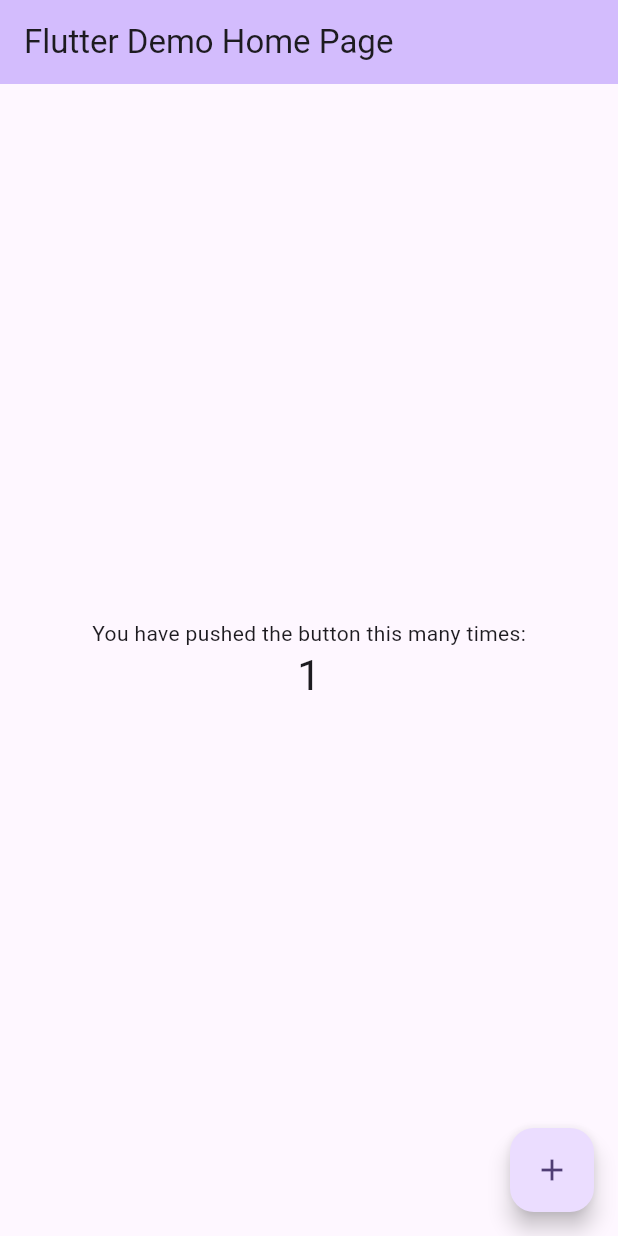
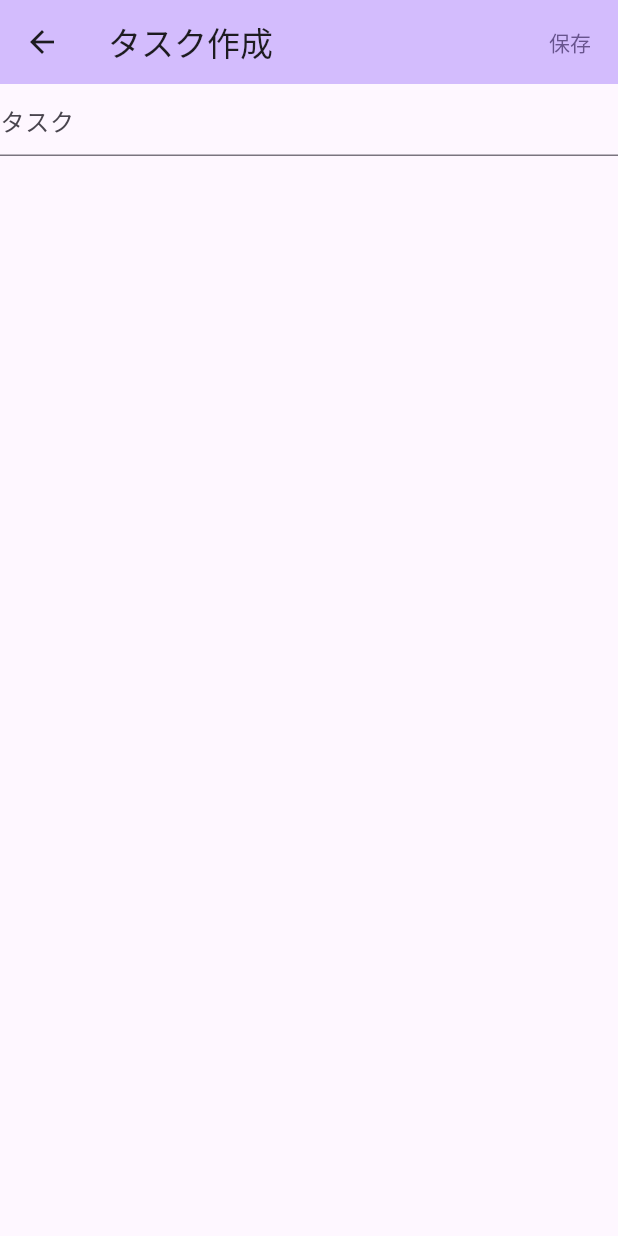
Before and after one commit to uryonym/ynym-portal-flutter, a Flutter app: the screen it shows after launch, after a tap on the "add" icon, on a phone screen of 412 x 824 dp. Run offline on Flutter 3.47's test engine with Material 2 defaults, Android fonts, the phone set to English and light mode, and no system bars; our stand-ins replace firebase_core, sqflite; accounts and stored records are empty.

Commit message:
画面の作成中

```diff
--- a/lib/main.dart
+++ b/lib/main.dart
@@ -1,4 +1,5 @@
 import 'package:flutter/material.dart';
+import 'package:ynym_portal/task/task_list.dart';
 
 void main() {
   runApp(const MyApp());
@@ -7,119 +8,17 @@ void main() {
 class MyApp extends StatelessWidget {
   const MyApp({super.key});
 
-  // This widget is the root of your application.
   @override
   Widget build(BuildContext context) {
     return MaterialApp(
-      title: 'Flutter Demo',
+      title: 'タスク管理',
       theme: ThemeData(
-        // This is the theme of your application.
-        //
-        // TRY THIS: Try running your application with "flutter run". You'll see
-        // the application has a blue toolbar. Then, without quitting the app,
-        // try changing the seedColor in the colorScheme below to Colors.green
-        // and then invoke "hot reload" (save your changes or press the "hot
-        // reload" button in a Flutter-supported IDE, or press "r" if you used
-        // the command line to start the app).
-        //
-        // Notice that the counter didn't reset back to zero; the application
-        // state is not lost during the reload. To reset the state, use hot
-        // restart instead.
-        //
-        // This works for code too, not just values: Most code changes can be
-        // tested with just a hot reload.
         colorScheme: ColorScheme.fromSeed(seedColor: Colors.deepPurple),
         useMaterial3: true,
       ),
-      home: const MyHomePage(title: 'Flutter Demo Home Page'),
+      routes: <String, WidgetBuilder>{
+        '/': (_) => const TaskList(),
+      },
     );
   }
 }
-
-class MyHomePage extends StatefulWidget {
-  const MyHomePage({super.key, required this.title});
-
-  // This widget is the home page of your application. It is stateful, meaning
-  // that it has a State object (defined below) that contains fields that affect
-  // how it looks.
-
-  // This class is the configuration for the state. It holds the values (in this
-  // case the title) provided by the parent (in this case the App widget) and
-  // used by the build method of the State. Fields in a Widget subclass are
-  // always marked "final".
-
-  final String title;
-
-  @override
-  State<MyHomePage> createState() => _MyHomePageState();
-}
-
-class _MyHomePageState extends State<MyHomePage> {
-  int _counter = 0;
-
-  void _incrementCounter() {
-    setState(() {
-      // This call to setState tells the Flutter framework that something has
-      // changed in this State, which causes it to rerun the build method below
-      // so that the display can reflect the updated values. If we changed
-      // _counter without calling setState(), then the build method would not be
-      // called again, and so nothing would appear to happen.
-      _counter++;
-    });
-  }
-
-  @override
-  Widget build(BuildContext context) {
-    // This method is rerun every time setState is called, for instance as done
-    // by the _incrementCounter method above.
-    //
-    // The Flutter framework has been optimized to make rerunning build methods
-    // fast, so that you can just rebuild anything that needs updating rather
-    // than having to individually change instances of widgets.
-    return Scaffold(
-      appBar: AppBar(
-        // TRY THIS: Try changing the color here to a specific color (to
-        // Colors.amber, perhaps?) and trigger a hot reload to see the AppBar
-        // change color while the other colors stay the same.
-        backgroundColor: Theme.of(context).colorScheme.inversePrimary,
-        // Here we take the value from the MyHomePage object that was created by
-        // the App.build method, and use it to set our appbar title.
-        title: Text(widget.title),
-      ),
-      body: Center(
-        // Center is a layout widget. It takes a single child and positions it
-        // in the middle of the parent.
-        child: Column(
-          // Column is also a layout widget. It takes a list of children and
-          // arranges them vertically. By default, it sizes itself to fit its
-          // children horizontally, and tries to be as tall as its parent.
-          //
-          // Column has various properties to control how it sizes itself and
-          // how it positions its children. Here we use mainAxisAlignment to
-          // center the children vertically; the main axis here is the vertical
-          // axis because Columns are vertical (the cross axis would be
-          // horizontal).
-          //
-          // TRY THIS: Invoke "debug painting" (choose the "Toggle Debug Paint"
-          // action in the IDE, or press "p" in the console), to see the
-          // wireframe for each widget.
-          mainAxisAlignment: MainAxisAlignment.center,
-          children: <Widget>[
-            const Text(
-              'You have pushed the button this many times:',
-            ),
-            Text(
-              '$_counter',
-              style: Theme.of(context).textTheme.headlineMedium,
-            ),
-          ],
-        ),
-      ),
-      floatingActionButton: FloatingActionButton(
-        onPressed: _incrementCounter,
-        tooltip: 'Increment',
-        child: const Icon(Icons.add),
-      ), // This trailing comma makes auto-formatting nicer for build methods.
-    );
-  }
-}
--- a/lib/model/db_helper.dart
+++ b/lib/model/db_helper.dart
@@ -32,7 +32,7 @@ class DbHelper {
 
   Future _onCreate(Database database, int version) async {
     await database.execute('''
-      CREATE TABLE tasks('
+      CREATE TABLE tasks(
         _id INTEGER PRIMARY KEY AUTOINCREMENT,
         title TEXT,
         isComplete BOOLEAN,
--- /dev/null
+++ b/lib/task/task_list.dart
@@ -0,0 +1,62 @@
+import 'package:flutter/material.dart';
+import 'package:ynym_portal/model/db_helper.dart';
+import 'package:ynym_portal/model/task.dart';
+import 'package:ynym_portal/task/task_new.dart';
+
+class TaskList extends StatefulWidget {
+  const TaskList({super.key});
+
+  @override
+  State<TaskList> createState() => _TaskListPageState();
+}
+
+class _TaskListPageState extends State<TaskList> {
+  List<Task> taskList = [];
+  bool isLoading = false;
+
+  @override
+  void initState() {
+    super.initState();
+    getTasksList();
+  }
+
+  Future getTasksList() async {
+    setState(() => isLoading = true);
+    taskList = await DbHelper.instance.selectAllTasks();
+    setState(() => isLoading = false);
+  }
+
+  @override
+  Widget build(BuildContext context) {
+    return Scaffold(
+      appBar: AppBar(
+        backgroundColor: Theme.of(context).colorScheme.inversePrimary,
+        title: const Text('タスク一覧'),
+      ),
+      body: SafeArea(
+        child: isLoading
+            ? const Center(
+                child: CircularProgressIndicator(),
+              )
+            : SizedBox(
+                child: ListView.builder(
+                  itemCount: taskList.length,
+                  itemBuilder: (BuildContext context, int index) {
+                    final task = taskList[index];
+                    return ListTile(
+                      leading: Text(task.title),
+                    );
+                  },
+                ),
+              ),
+      ),
+      floatingActionButton: FloatingActionButton(
+        onPressed: () async {
+          await Navigator.of(context)
+              .push(MaterialPageRoute(builder: (context) => const TaskNew()));
+        },
+        child: const Icon(Icons.add),
+      ), // This trailing comma makes auto-formatting nicer for build methods.
+    );
+  }
+}
--- /dev/null
+++ b/lib/task/task_new.dart
@@ -0,0 +1,53 @@
+import 'package:flutter/material.dart';
+import 'package:ynym_portal/model/db_helper.dart';
+import 'package:ynym_portal/model/task.dart';
+
+class TaskNew extends StatefulWidget {
+  const TaskNew({super.key});
+
+  @override
+  State<TaskNew> createState() => _TaskNewState();
+}
+
+class _TaskNewState extends State<TaskNew> {
+  late int id;
+  late String title;
+  late bool isComplete;
+  late DateTime createdAt;
+
+  @override
+  void initState() {
+    super.initState();
+    title = "";
+    isComplete = false;
+    createdAt = DateTime.now();
+  }
+
+  @override
+  Widget build(BuildContext context) {
+    return Scaffold(
+        appBar: AppBar(
+          backgroundColor: Theme.of(context).colorScheme.inversePrimary,
+          title: const Text('タスク作成'),
+          actions: [TextButton(onPressed: createTask, child: const Text("保存"))],
+        ),
+        body: SafeArea(
+          child: Column(
+            children: [
+              TextFormField(
+                maxLines: 1,
+                initialValue: title,
+                decoration: const InputDecoration(hintText: "タスク"),
+                onChanged: (title) => setState(() => this.title = title),
+              )
+            ],
+          ),
+        ));
+  }
+
+  void createTask() async {
+    final task =
+        Task(title: title, isComplete: isComplete, createdAt: createdAt);
+    await DbHelper.instance.insert(task);
+  }
+}
```
Also changed, not shown: lib/task/task_edit.dart (added, +41 -0 lines).
